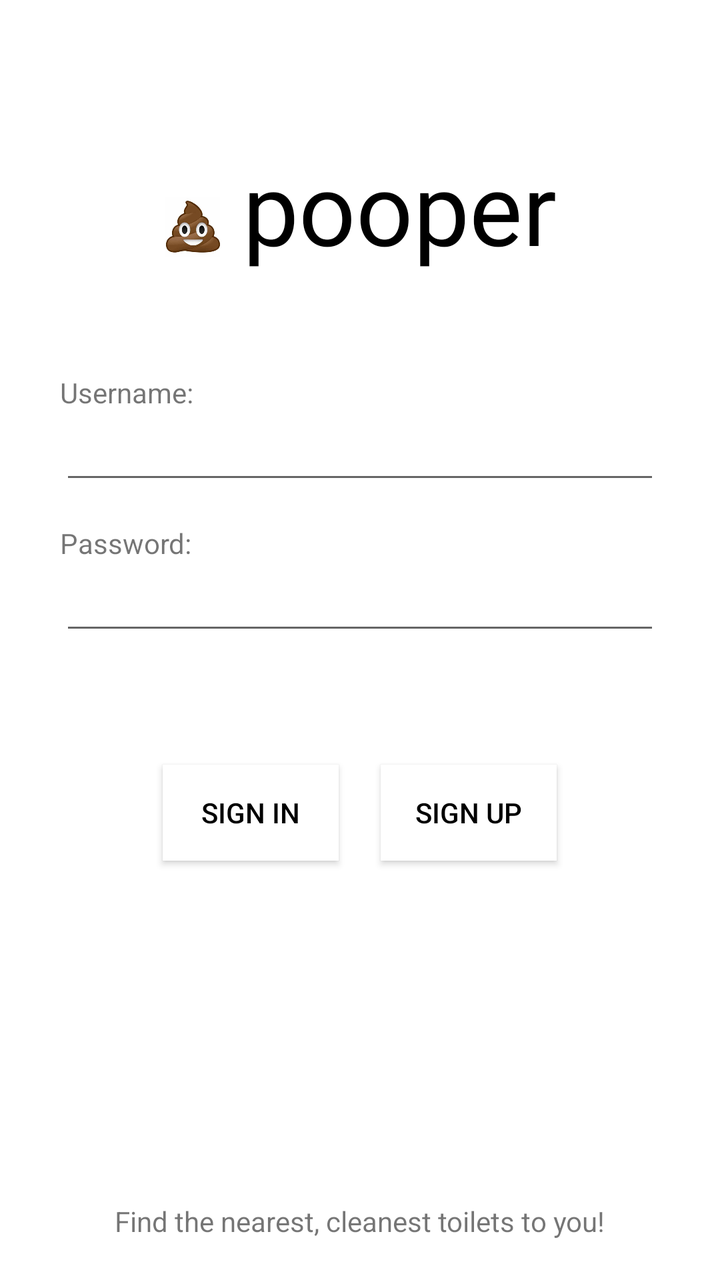
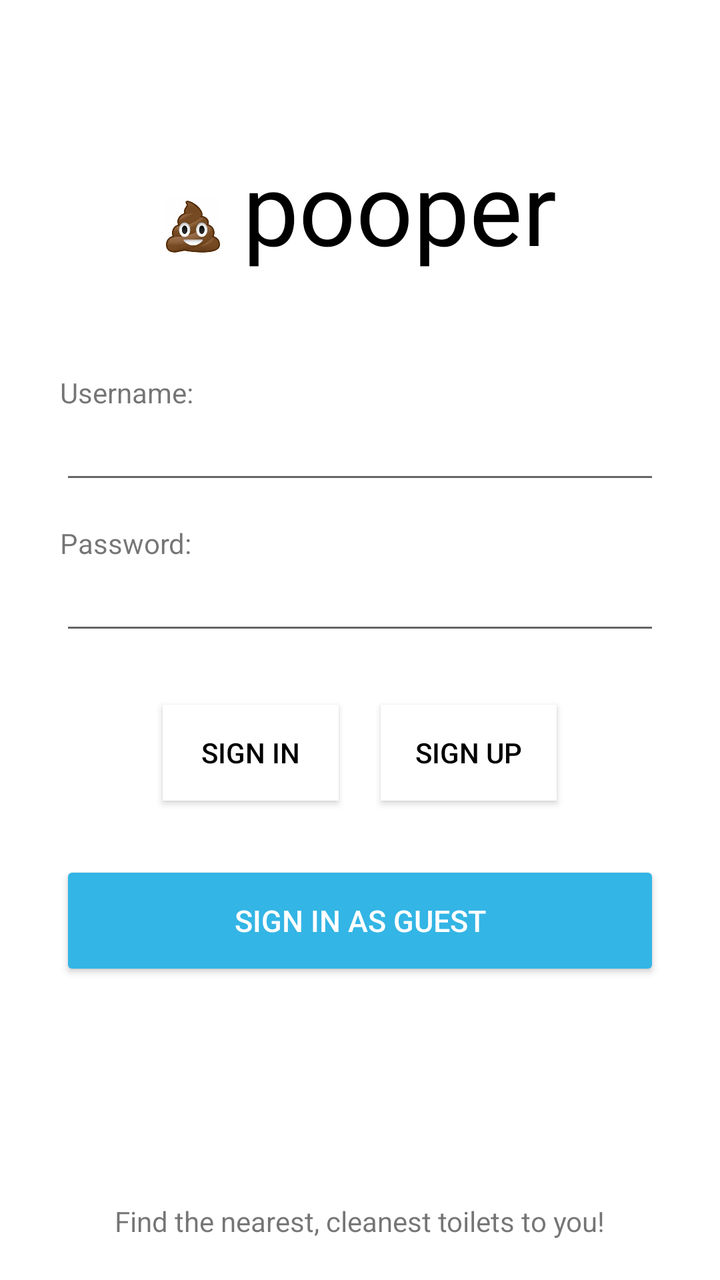

Screens rendered from an Android XML layout before and after an edit, with the pre-edit source and the edit as a unified diff.
<!-- AndroidManifest.xml: application theme AppTheme -->
<!-- res/layout/activity_main.xml -->
<?xml version="1.0" encoding="utf-8"?>
<RelativeLayout xmlns:android="http://schemas.android.com/apk/res/android"
    xmlns:app="http://schemas.android.com/apk/res-auto"
    xmlns:tools="http://schemas.android.com/tools"
    android:layout_width="match_parent"
    android:layout_height="match_parent"
    tools:context="itp341.pai.sonali.finalprojectfrontend.MainActivity"
    android:background="#ffffff">

        <LinearLayout
            android:layout_width="wrap_content"
            android:layout_height="wrap_content"
            android:id = "@+id/appName"
            android:layout_marginTop = "70dp"
            android:layout_centerHorizontal="true"
            android:orientation="horizontal">

            <ImageView
                android:id="@+id/imageView"
                android:layout_width="30dp"
                android:layout_gravity="center_vertical"
                android:layout_height="30dp"
                android:layout_marginTop="10dp"
                android:layout_marginEnd = "10dp"
                android:src="@drawable/poop" />

            <TextView
            android:id="@+id/title"
                android:fontFamily="Roboto"

            android:layout_width="wrap_content"
            android:layout_height="wrap_content"

            android:text="pooper"
            android:textColor="#000000"
            android:textSize="50dp"
            android:layout_alignParentTop="true" />
        </LinearLayout>


        <TextView
            android:id="@+id/username"
            android:layout_width="wrap_content"
            android:layout_height="wrap_content"
            android:layout_marginTop="50dp"
            android:text="Username:"
            android:layout_below="@+id/appName"
            android:layout_alignStart="@+id/password" />

        <EditText
            android:id="@+id/usernameInputField"
            style="@android:style/Widget.AutoCompleteTextView"
            android:layout_width="match_parent"
            android:layout_height="wrap_content"
            android:layout_marginEnd="30dp"
            android:layout_alignStart="@+id/username"
            android:layout_below="@+id/username"
            android:inputType="textPersonName" />

        <TextView
            android:id="@+id/password"
            android:layout_width="wrap_content"
            android:layout_height="wrap_content"
            android:layout_below="@id/usernameInputField"
            android:layout_marginStart="30dp"
            android:layout_marginTop="15dp"
            android:text="Password:" />

        <EditText
            android:id="@+id/passwordInputField"
            android:layout_width="match_parent"
            android:layout_height="wrap_content"
            android:layout_alignStart="@id/username"
            android:layout_below="@id/password"
            android:layout_marginEnd="30dp"
            android:ems="10"
            android:inputType="textPassword"
            />


    <Button
        android:id="@+id/signInButton"
        android:layout_width="wrap_content"
        android:layout_height="wrap_content"
        style="@style/Widget.AppCompat.Button.Colored"
        android:background="#ffffff"
        android:text="SIGN IN"
        android:textColor="@android:color/background_dark"
        tools:layout_editor_absoluteX="88dp"
        tools:layout_editor_absoluteY="337dp"
        android:layout_below="@+id/passwordInputField"
        android:layout_alignStart="@+id/appName"
        android:layout_marginTop="60dp" />

    <Button
        android:id="@+id/signUpButton"
        style="@style/Widget.AppCompat.Button.Colored"
        android:layout_width="wrap_content"
        android:layout_height="wrap_content"
        android:textColor="@android:color/background_dark"
        android:text="SIGN UP"
        android:background="#ffffff"
        tools:layout_editor_absoluteX="196dp"
        tools:layout_editor_absoluteY="337dp"
        android:layout_alignBaseline="@+id/signInButton"
        android:layout_alignBottom="@+id/signInButton"
        android:layout_alignEnd="@+id/appName" />

    <TextView
        android:id="@+id/textView"
        android:layout_width="wrap_content"
        android:layout_height="wrap_content"
        android:text="Find the nearest, cleanest toilets to you!"
        tools:layout_editor_absoluteX="68dp"
        tools:layout_editor_absoluteY="478dp"
        android:layout_alignParentBottom="true"
        android:layout_centerHorizontal="true"
        android:layout_marginBottom="20dp" />

</RelativeLayout>
<!-- resources referenced by this layout -->
<resources>
  <!-- drawable poop: png bitmap (drawable, 323460 bytes) -->
  <style name="AppTheme" parent="Theme.AppCompat.Light.DarkActionBar">
          
          <item name="colorPrimary">@color/colorPrimary</item>
          <item name="colorPrimaryDark">@color/colorPrimaryDark</item>
          <item name="colorAccent">@color/colorAccent</item>
      </style>
  <color name="colorPrimary">#3F51B5</color>
  <color name="colorPrimaryDark">#303F9F</color>
  <color name="colorAccent">#ff4081</color>
</resources>

<!-- the commit's change to res/layout/activity_main.xml (unified diff, before → after) -->
@@ -90,7 +90,7 @@
         tools:layout_editor_absoluteY="337dp"
         android:layout_below="@+id/passwordInputField"
         android:layout_alignStart="@+id/appName"
-        android:layout_marginTop="60dp" />
+        android:layout_marginTop="30dp" />
 
     <Button
         android:id="@+id/signUpButton"
@@ -106,6 +106,18 @@
         android:layout_alignBottom="@+id/signInButton"
         android:layout_alignEnd="@+id/appName" />
 
+    <android.support.v7.widget.AppCompatButton
+        android:id="@+id/guestButton"
+        android:layout_width="300dp"
+        android:layout_height="60dp"
+        android:layout_below="@id/signInButton"
+        android:layout_marginTop="30dp"
+        android:layout_centerHorizontal="true"
+        android:backgroundTint="@android:color/holo_blue_light"
+        android:text="SIGN IN AS GUEST"
+        android:textColor="@android:color/white"
+        android:textSize="15dp"></android.support.v7.widget.AppCompatButton>
+
     <TextView
         android:id="@+id/textView"
         android:layout_width="wrap_content"
